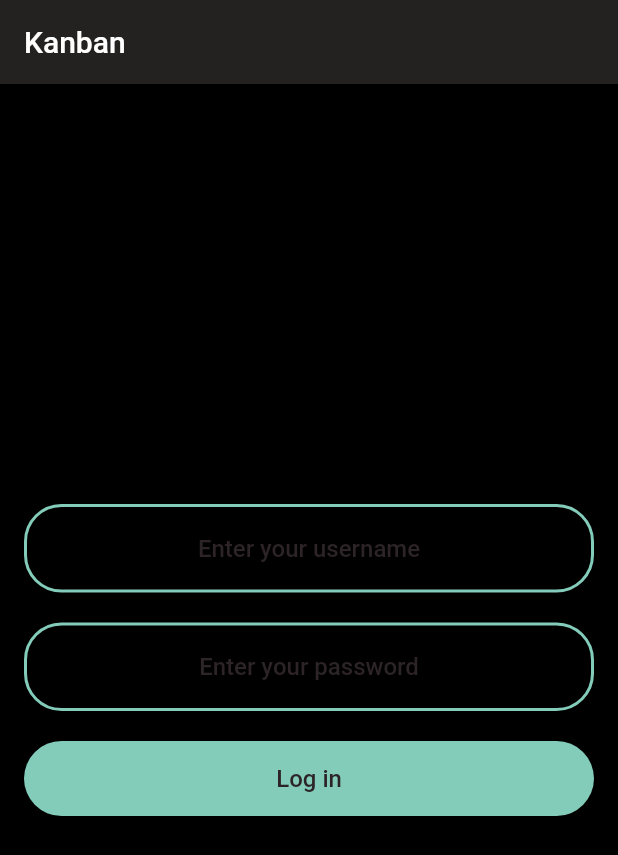
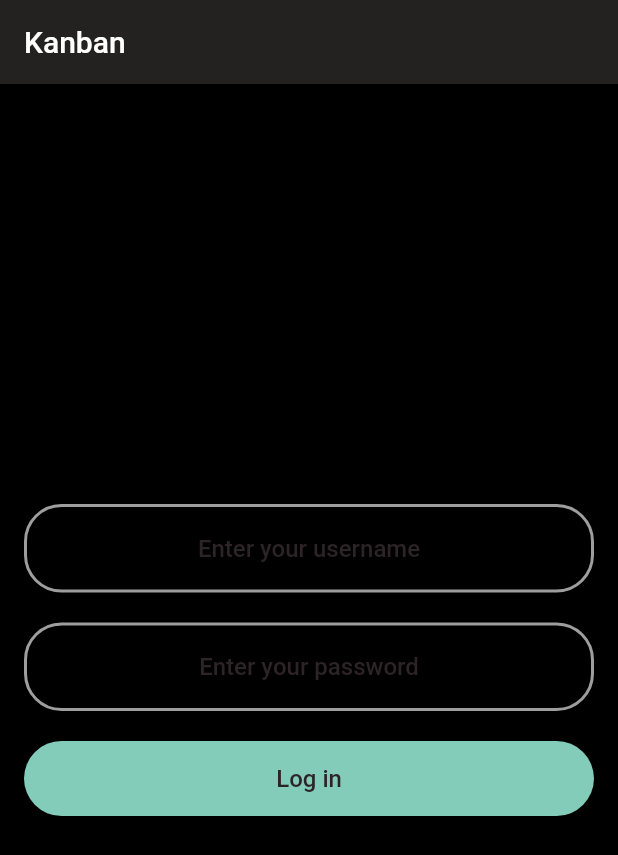
Before and after one commit to jomagsm/test_todo, a Flutter app: the screen it shows after launch, on a phone screen of 412 x 824 dp. Shown: the top 855 px of the screen. Run offline on Flutter 3.47's test engine with Material 2 defaults, Android fonts, the phone set to English and light mode, and no system bars; our stand-ins replace bloc, dio, flutter_bloc, freezed_annotation, rxdart; accounts and stored records are empty; generated files the repository leaves out were written again.

Commit message:
refactoring auth

```diff
--- a/lib/data/server_api/models/user_model.dart
+++ b/lib/data/server_api/models/user_model.dart
@@ -71,7 +71,7 @@ class UserApp extends ChangeNotifier {
   bool _authSuccess = false;
   String? _serverError;
 
-  static String? token= 'eyJ0eXAiOiJKV1QiLCJhbGciOiJIUzI1NiJ9.eyJ1c2VyX2lkIjoyMzksInVzZXJuYW1lIjoiYXJtYWRhIiwiZXhwIjoxNjI4NDQ5MjI1LCJlbWFpbCI6IiIsIm9yaWdfaWF0IjoxNjI4NDQ1NjI1fQ.-4LuzPTuiXjAnH0aJQpkiWBbDbiwAHrtdk14KCNApQw';
+  static String? token;
 
   String? get getUserName => _userName;
   String? get getEmail => _email;
--- a/lib/screens/auth/auth_screen.dart
+++ b/lib/screens/auth/auth_screen.dart
@@ -24,75 +24,89 @@ class AuthScreen extends StatelessWidget {
           child: Column(
             mainAxisAlignment: MainAxisAlignment.center,
             children: [
-              TextFormField(
-                  onChanged: (userName) =>
-                      _userApp.changeData(userName: userName),
-                  // controller: model?.loginTextController,
-                  textAlign: TextAlign.center,
-                  style: TextThemes.inputText,
-                  decoration: InputDecoration(
-                    hintText: AppLocalizations.of(context)!.enterUserName,
-                    hintStyle: TextThemes.hintText,
-                    border: OutlineInputBorder(
-                        borderSide:
-                            BorderSide(color: ColorPalette.outlinedBorder)),
-                    enabledBorder: OutlineInputBorder(
-                      borderRadius: BorderRadius.circular(25.0),
-                      borderSide: BorderSide(
-                        color: ColorPalette.focusedBorder,
-                        width: 2.0,
-                      ),
-                    ),
-                    focusedBorder: OutlineInputBorder(
-                        borderRadius: BorderRadius.circular(25.0),
-                        borderSide:
-                            BorderSide(color: ColorPalette.focusedBorder)),
-                    // errorBorder:
-                    //     OutlineInputBorder(borderSide: BorderSide(color: Colors.purple)),
-                    focusedErrorBorder: OutlineInputBorder(
-                        borderRadius: BorderRadius.circular(25.0),
-                        borderSide: BorderSide(color: Colors.purple)),
-                    // errorStyle: TextStyle(color: Colors.purple),
-                  )),
+              _InputTextField(
+                userName: true,
+              ),
+              // TextFormField(
+              //     onChanged: (userName) =>
+              //         _userApp.changeData(userName: userName),
+              //     // controller: model?.loginTextController,
+              //     textAlign: TextAlign.center,
+              //     style: TextThemes.inputText,
+              //     decoration: InputDecoration(
+              //       hintText: AppLocalizations.of(context)!.enterUserName,
+              //       hintStyle: TextThemes.hintText,
+              //       border: OutlineInputBorder(
+              //           borderSide:
+              //               BorderSide(color: ColorPalette.outlinedBorder)),
+              //       enabledBorder: OutlineInputBorder(
+              //         borderSide: BorderSide(color: Colors.grey, width: 2),
+              //         borderRadius: BorderRadius.circular(25.0),
+              //       ),
+              //       // enabledBorder: OutlineInputBorder(
+              //       //   borderRadius: BorderRadius.circular(25.0),
+              //       //   borderSide: BorderSide(
+              //       //     color: ColorPalette.focusedBorder,
+              //       //     width: 2.0,
+              //       //   ),
+              //       // ),
+              //       focusedBorder: OutlineInputBorder(
+              //           borderRadius: BorderRadius.circular(25.0),
+              //           borderSide: BorderSide(
+              //               color: ColorPalette.focusedBorder, width: 2)),
+              //       errorBorder: OutlineInputBorder(
+              //         borderSide: BorderSide(color: Colors.red, width: 2),
+              //         borderRadius: BorderRadius.circular(25.0),
+              //       ),
+              //       // errorBorder:
+              //       //     OutlineInputBorder(borderSide: BorderSide(color: Colors.purple)),
+              //       focusedErrorBorder: OutlineInputBorder(
+              //           borderRadius: BorderRadius.circular(25.0),
+              //           borderSide: BorderSide(color: Colors.purple, width: 2)),
+              //       // errorStyle: TextStyle(color: Colors.purple),
+              //     )),
               const _ErrorMessageWidget(
                 userName: true,
                 userPassword: false,
               ),
+              _InputTextField(
+                userName: false,
+              ),
               // const SizedBox(
               //   height: 20,
               // ),
-              TextFormField(
-                  obscureText: true,
-                  onChanged: (password) =>
-                      _userApp.changeData(password: password),
-                  // controller: model?.passwordTextController,
-                  textAlign: TextAlign.center,
-                  style: TextThemes.inputText,
-                  decoration: InputDecoration(
-                    hintText: AppLocalizations.of(context)!.enterUserPass,
-                    hintStyle: TextThemes.hintText,
-                    border: OutlineInputBorder(
-                        borderSide:
-                            BorderSide(color: ColorPalette.outlinedBorder)),
-                    enabledBorder: OutlineInputBorder(
-                      borderRadius: BorderRadius.circular(25.0),
-                      borderSide: BorderSide(
-                        color: ColorPalette.focusedBorder,
-                        width: 2.0,
-                      ),
-                    ),
-                    focusedBorder: OutlineInputBorder(
-                        borderRadius: BorderRadius.circular(25.0),
-                        borderSide:
-                            BorderSide(color: ColorPalette.focusedBorder)),
-                    // errorBorder:
-                    //     OutlineInputBorder(borderSide: BorderSide(color: Colors.purple)),
-                    focusedErrorBorder: OutlineInputBorder(
-                        borderRadius: BorderRadius.circular(25.0),
-                        borderSide:
-                            BorderSide(color: ColorPalette.focusedBorder)),
-                    // errorStyle: TextStyle(color: Colors.purple),
-                  )),
+              // TextFormField(
+              //     obscureText: true,
+              //     onChanged: (password) =>
+              //         _userApp.changeData(password: password),
+              //     // controller: model?.passwordTextController,
+              //     textAlign: TextAlign.center,
+              //     style: TextThemes.inputText,
+              //     decoration: InputDecoration(
+              //       hintText: AppLocalizations.of(context)!.enterUserPass,
+              //       hintStyle: TextThemes.hintText,
+              //       border: OutlineInputBorder(
+              //           borderSide:
+              //               BorderSide(color: ColorPalette.outlinedBorder)),
+              //       enabledBorder: OutlineInputBorder(
+              //         borderRadius: BorderRadius.circular(25.0),
+              //         borderSide: BorderSide(
+              //           color: ColorPalette.focusedBorder,
+              //           width: 2.0,
+              //         ),
+              //       ),
+              //       focusedBorder: OutlineInputBorder(
+              //           borderRadius: BorderRadius.circular(25.0),
+              //           borderSide:
+              //               BorderSide(color: ColorPalette.focusedBorder)),
+              //       // errorBorder:
+              //       //     OutlineInputBorder(borderSide: BorderSide(color: Colors.purple)),
+              //       focusedErrorBorder: OutlineInputBorder(
+              //           borderRadius: BorderRadius.circular(25.0),
+              //           borderSide:
+              //               BorderSide(color: ColorPalette.focusedBorder)),
+              //       // errorStyle: TextStyle(color: Colors.purple),
+              //     )),
               const _ErrorMessageWidget(
                 userName: false,
                 userPassword: true,
@@ -102,7 +116,7 @@ class AuthScreen extends StatelessWidget {
               // ),
               InkWell(
                 onTap: context.watch<UserApp>().activeButton
-                    ? ()async {
+                    ? () async {
                         await _userApp.auth();
                         context.read<UserApp>().authSuccess
                             ? Navigator.pushAndRemoveUntil(
@@ -173,3 +187,46 @@ class _ErrorMessageWidget extends StatelessWidget {
     );
   }
 }
+
+class _InputTextField extends StatelessWidget {
+  final bool userName;
+  const _InputTextField({
+    Key? key,
+    required this.userName,
+  }) : super(key: key);
+
+  @override
+  Widget build(BuildContext context) {
+    final _userApp = context.read<UserApp>();
+    return TextFormField(
+        obscureText: !userName,
+        onChanged: userName
+            ? (userName) => _userApp.changeData(userName: userName)
+            : (password) => _userApp.changeData(password: password),
+        textAlign: TextAlign.center,
+        style: TextThemes.inputText,
+        decoration: InputDecoration(
+          hintText: userName
+              ? AppLocalizations.of(context)!.enterUserName
+              : AppLocalizations.of(context)!.enterUserPass,
+          hintStyle: TextThemes.hintText,
+          border: OutlineInputBorder(
+              borderSide: BorderSide(color: ColorPalette.outlinedBorder)),
+          enabledBorder: OutlineInputBorder(
+            borderSide: BorderSide(color: Colors.grey, width: 2),
+            borderRadius: BorderRadius.circular(25.0),
+          ),
+          focusedBorder: OutlineInputBorder(
+              borderRadius: BorderRadius.circular(25.0),
+              borderSide:
+                  BorderSide(color: ColorPalette.focusedBorder, width: 2)),
+          errorBorder: OutlineInputBorder(
+            borderSide: BorderSide(color: Colors.red, width: 2),
+            borderRadius: BorderRadius.circular(25.0),
+          ),
+          focusedErrorBorder: OutlineInputBorder(
+              borderRadius: BorderRadius.circular(25.0),
+              borderSide: BorderSide(color: Colors.purple, width: 2)),
+        ));
+  }
+}
```
